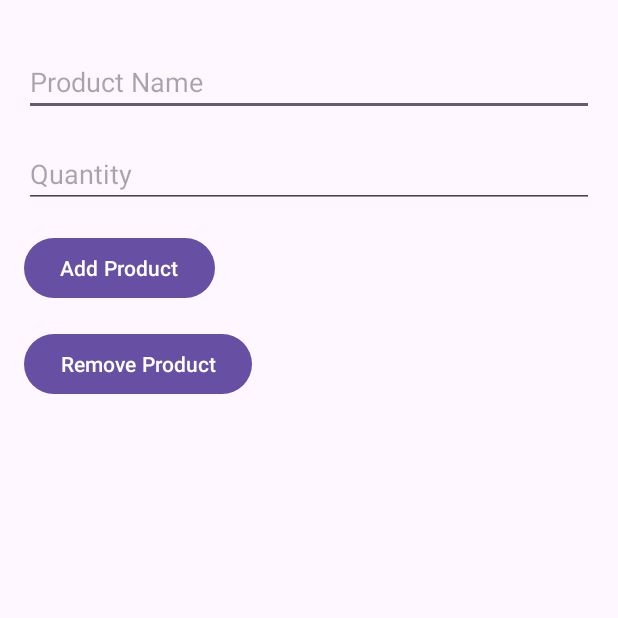
After one commit to rottem1357/android, an Android app: the ProductActivity screen opened directly, with no data from a screen before it, on a phone screen of 412 x 824 dp, the top half of it. The commit adds this screen. Run offline under Robolectric (Android 15) with nearby library versions, the phone set to English and light mode, and no system bars.

Commit message:
add logging in to product activity + product activity

```diff
--- a/app/src/main/AndroidManifest.xml
+++ b/app/src/main/AndroidManifest.xml
@@ -31,5 +31,9 @@
         <activity android:name=".RegisterActivity"
             android:exported="true" />
 
+        <!-- ProductActivity -->
+        <activity android:name=".ProductActivity"
+            android:exported="true" />
+
     </application>
 </manifest>
--- a/app/src/main/java/com/example/shoppingmanagementapp/LoginActivity.java
+++ b/app/src/main/java/com/example/shoppingmanagementapp/LoginActivity.java
@@ -1,5 +1,6 @@
 package com.example.shoppingmanagementapp;
 
+import android.content.Intent;
 import android.content.SharedPreferences;
 import android.os.Bundle;
 import androidx.appcompat.app.AppCompatActivity;
@@ -36,7 +37,10 @@ public class LoginActivity extends AppCompatActivity {
             // Validate the login credentials
             if (enteredUsername.equals(storedUsername) && enteredPassword.equals(storedPassword)) {
                 Toast.makeText(LoginActivity.this, "Login Successful!", Toast.LENGTH_SHORT).show();
-                // Redirect to another screen after successful login, e.g., home screen
+
+                // Navigate to ProductActivity after successful login
+                Intent intent = new Intent(LoginActivity.this, ProductActivity.class);
+                startActivity(intent);
             } else {
                 Toast.makeText(LoginActivity.this, "Invalid username or password", Toast.LENGTH_SHORT).show();
             }
--- /dev/null
+++ b/app/src/main/java/com/example/shoppingmanagementapp/ProductActivity.java
@@ -0,0 +1,87 @@
+package com.example.shoppingmanagementapp;
+
+import android.content.SharedPreferences;
+import android.os.Bundle;
+import android.widget.ArrayAdapter;
+import android.widget.Button;
+import android.widget.EditText;
+import android.widget.ListView;
+import android.widget.Toast;
+import androidx.appcompat.app.AppCompatActivity;
+import java.util.ArrayList;
+import java.util.HashSet;
+import java.util.Set;
+
+public class ProductActivity extends AppCompatActivity {
+
+    private SharedPreferences sharedPreferences;
+    private Set<String> productSet;
+    private ArrayList<String> productList;
+    private ArrayAdapter<String> adapter;
+
+    @Override
+    protected void onCreate(Bundle savedInstanceState) {
+        super.onCreate(savedInstanceState);
+        setContentView(R.layout.activity_product);
+
+        // Initialize SharedPreferences and product set
+        sharedPreferences = getSharedPreferences("ProductPrefs", MODE_PRIVATE);
+        productSet = sharedPreferences.getStringSet("products", new HashSet<>());
+        productList = new ArrayList<>(productSet);
+
+        // Initialize UI elements
+        EditText productNameEditText = findViewById(R.id.productNameEditText);
+        EditText productQuantityEditText = findViewById(R.id.productQuantityEditText);
+        Button addProductButton = findViewById(R.id.addProductButton);
+        Button removeProductButton = findViewById(R.id.removeProductButton);
+        ListView productListView = findViewById(R.id.productListView);
+
+        // Initialize the ListView with current products
+        adapter = new ArrayAdapter<>(this, android.R.layout.simple_list_item_1, productList);
+        productListView.setAdapter(adapter);
+
+        // Add product to list
+        addProductButton.setOnClickListener(v -> {
+            String productName = productNameEditText.getText().toString();
+            String productQuantity = productQuantityEditText.getText().toString();
+            String productEntry = productName + " (x" + productQuantity + ")";
+
+            if (!productName.isEmpty() && !productQuantity.isEmpty()) {
+                productList.add(productEntry);
+                adapter.notifyDataSetChanged();
+
+                // Save products to SharedPreferences
+                productSet.add(productEntry);
+                SharedPreferences.Editor editor = sharedPreferences.edit();
+                editor.putStringSet("products", productSet);
+                editor.apply();
+
+                Toast.makeText(ProductActivity.this, "Product Added", Toast.LENGTH_SHORT).show();
+            } else {
+                Toast.makeText(ProductActivity.this, "Please enter both name and quantity", Toast.LENGTH_SHORT).show();
+            }
+        });
+
+        // Remove product from list
+        removeProductButton.setOnClickListener(v -> {
+            String productName = productNameEditText.getText().toString();
+            String productQuantity = productQuantityEditText.getText().toString();
+            String productEntry = productName + " (x" + productQuantity + ")";
+
+            if (productList.contains(productEntry)) {
+                productList.remove(productEntry);
+                adapter.notifyDataSetChanged();
+
+                // Save changes to SharedPreferences
+                productSet.remove(productEntry);
+                SharedPreferences.Editor editor = sharedPreferences.edit();
+                editor.putStringSet("products", productSet);
+                editor.apply();
+
+                Toast.makeText(ProductActivity.this, "Product Removed", Toast.LENGTH_SHORT).show();
+            } else {
+                Toast.makeText(ProductActivity.this, "Product not found", Toast.LENGTH_SHORT).show();
+            }
+        });
+    }
+}
--- /dev/null
+++ b/app/src/main/res/layout/activity_product.xml
@@ -0,0 +1,67 @@
+<?xml version="1.0" encoding="utf-8"?>
+<androidx.constraintlayout.widget.ConstraintLayout
+    xmlns:android="http://schemas.android.com/apk/res/android"
+    xmlns:app="http://schemas.android.com/apk/res-auto"
+    android:layout_width="match_parent"
+    android:layout_height="match_parent"
+    android:padding="16dp">
+
+    <!-- Product Name Input -->
+    <EditText
+        android:id="@+id/productNameEditText"
+        android:layout_width="0dp"
+        android:layout_height="wrap_content"
+        android:hint="@string/product_name_hint"
+        android:autofillHints="username"
+        android:inputType="text"
+        app:layout_constraintStart_toStartOf="parent"
+        app:layout_constraintEnd_toEndOf="parent"
+        app:layout_constraintTop_toTopOf="parent"
+        android:layout_marginTop="16dp"/>
+
+
+    <!-- Product Quantity Input -->
+    <EditText
+        android:id="@+id/productQuantityEditText"
+        android:layout_width="0dp"
+        android:layout_height="wrap_content"
+        android:hint="@string/quantity_hint"
+        android:inputType="number"
+        android:autofillHints="none"
+        app:layout_constraintStart_toStartOf="parent"
+        app:layout_constraintEnd_toEndOf="parent"
+        app:layout_constraintTop_toBottomOf="@id/productNameEditText"
+        android:layout_marginTop="16dp"/>
+
+    <!-- Button to Add Product -->
+    <Button
+        android:id="@+id/addProductButton"
+        android:layout_width="wrap_content"
+        android:layout_height="wrap_content"
+        android:text="@string/add_product"
+        app:layout_constraintTop_toBottomOf="@id/productQuantityEditText"
+        app:layout_constraintStart_toStartOf="parent"
+        android:layout_marginTop="16dp"/>
+
+    <!-- Button to Remove Product -->
+    <Button
+        android:id="@+id/removeProductButton"
+        android:layout_width="wrap_content"
+        android:layout_height="wrap_content"
+        android:text="@string/remove_product"
+        app:layout_constraintTop_toBottomOf="@id/addProductButton"
+        app:layout_constraintStart_toStartOf="parent"
+        android:layout_marginTop="16dp"/>
+
+    <!-- ListView to Display Products -->
+    <ListView
+        android:id="@+id/productListView"
+        android:layout_width="0dp"
+        android:layout_height="0dp"
+        app:layout_constraintTop_toBottomOf="@id/removeProductButton"
+        app:layout_constraintStart_toStartOf="parent"
+        app:layout_constraintEnd_toEndOf="parent"
+        app:layout_constraintBottom_toBottomOf="parent"
+        android:layout_marginTop="16dp"/>
+
+</androidx.constraintlayout.widget.ConstraintLayout>
--- a/app/src/main/res/values/strings.xml
+++ b/app/src/main/res/values/strings.xml
@@ -5,4 +5,9 @@
     <string name="phone_hint">Phone Number</string>
     <string name="register_button_text">Register</string>
     <string name="login_button_text">Login</string>
+    <string name="product_name_hint">Product Name</string>
+    <string name="quantity_hint">Quantity</string>
+    <string name="add_product">Add Product</string>
+    <string name="remove_product">Remove Product</string>
+    <string name="welcome_message">Welcome to Shopping Management App</string>
 </resources>
```
Also changed, not shown: app/src/main/res/layout/activity_main.xml (+6 -6 lines).
